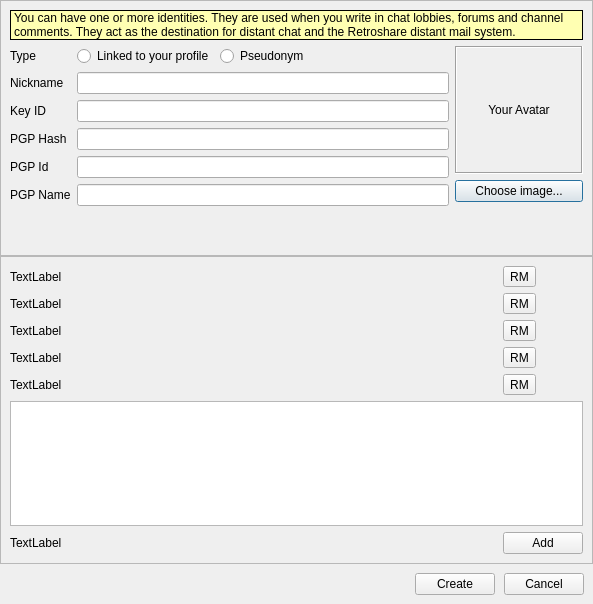
Before: the Qt Designer form retroshare-gui/src/gui/Identity/IdEditDialog.ui in RetroShare/RetroShare, drawn with Qt 5.
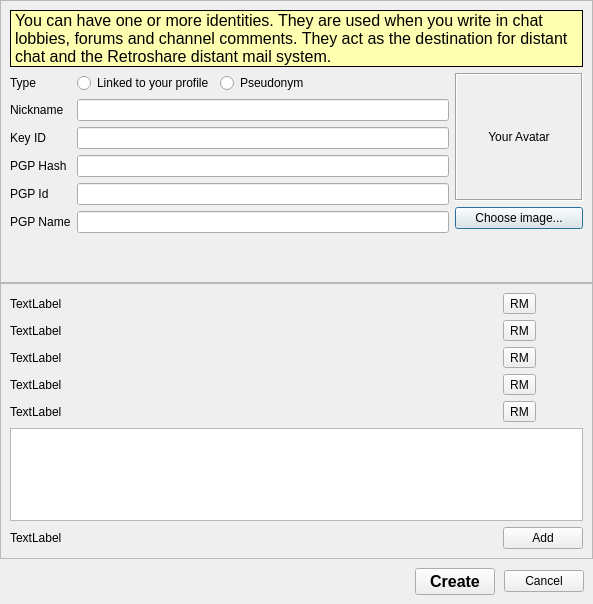
After: the same form once the commit is applied. Icons and pictures are not drawn. Custom widgets are drawn as their Qt base class.

Diff of the .ui file:
```diff
--- a/retroshare-gui/src/gui/Identity/IdEditDialog.ui
+++ b/retroshare-gui/src/gui/Identity/IdEditDialog.ui
@@ -59,6 +59,15 @@
         <property name="palette">
          <palette>
           <active>
+           <colorrole role="WindowText">
+            <brush brushstyle="SolidPattern">
+             <color alpha="255">
+              <red>0</red>
+              <green>0</green>
+              <blue>0</blue>
+             </color>
+            </brush>
+           </colorrole>
            <colorrole role="Base">
             <brush brushstyle="SolidPattern">
              <color alpha="255">
@@ -79,6 +88,15 @@
            </colorrole>
           </active>
           <inactive>
+           <colorrole role="WindowText">
+            <brush brushstyle="SolidPattern">
+             <color alpha="255">
+              <red>0</red>
+              <green>0</green>
+              <blue>0</blue>
+             </color>
+            </brush>
+           </colorrole>
            <colorrole role="Base">
             <brush brushstyle="SolidPattern">
              <color alpha="255">
@@ -99,6 +117,15 @@
            </colorrole>
           </inactive>
           <disabled>
+           <colorrole role="WindowText">
+            <brush brushstyle="SolidPattern">
+             <color alpha="255">
+              <red>154</red>
+              <green>154</green>
+              <blue>154</blue>
+             </color>
+            </brush>
+           </colorrole>
            <colorrole role="Base">
             <brush brushstyle="SolidPattern">
              <color alpha="255">
@@ -120,6 +147,11 @@
           </disabled>
          </palette>
         </property>
+        <property name="font">
+         <font>
+          <pointsize>12</pointsize>
+         </font>
+        </property>
         <property name="autoFillBackground">
          <bool>true</bool>
         </property>
@@ -507,7 +539,14 @@
        </spacer>
       </item>
       <item>
-       <widget class="QPushButton" name="createButton">
+       <widget class="QPushButton" name="postButton">
+        <property name="font">
+         <font>
+          <pointsize>12</pointsize>
+          <weight>75</weight>
+          <bold>true</bold>
+         </font>
+        </property>
         <property name="text">
          <string>Create</string>
         </property>
```
Left out of the diff: 6 changed lines with no effect on the pictures.
